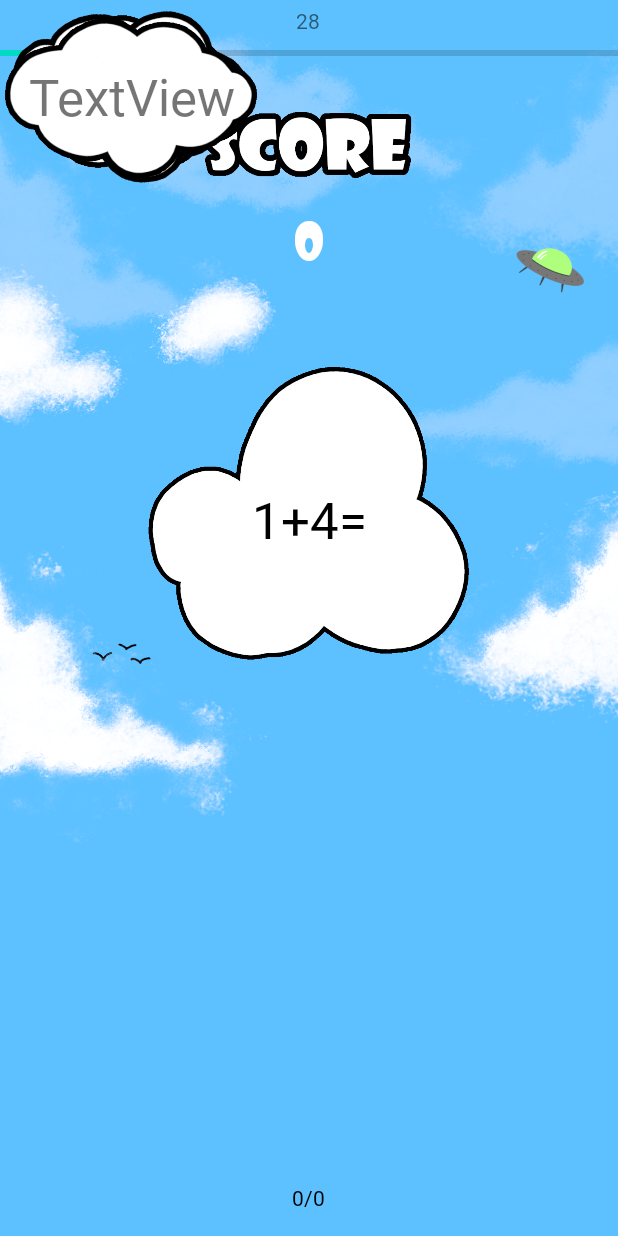
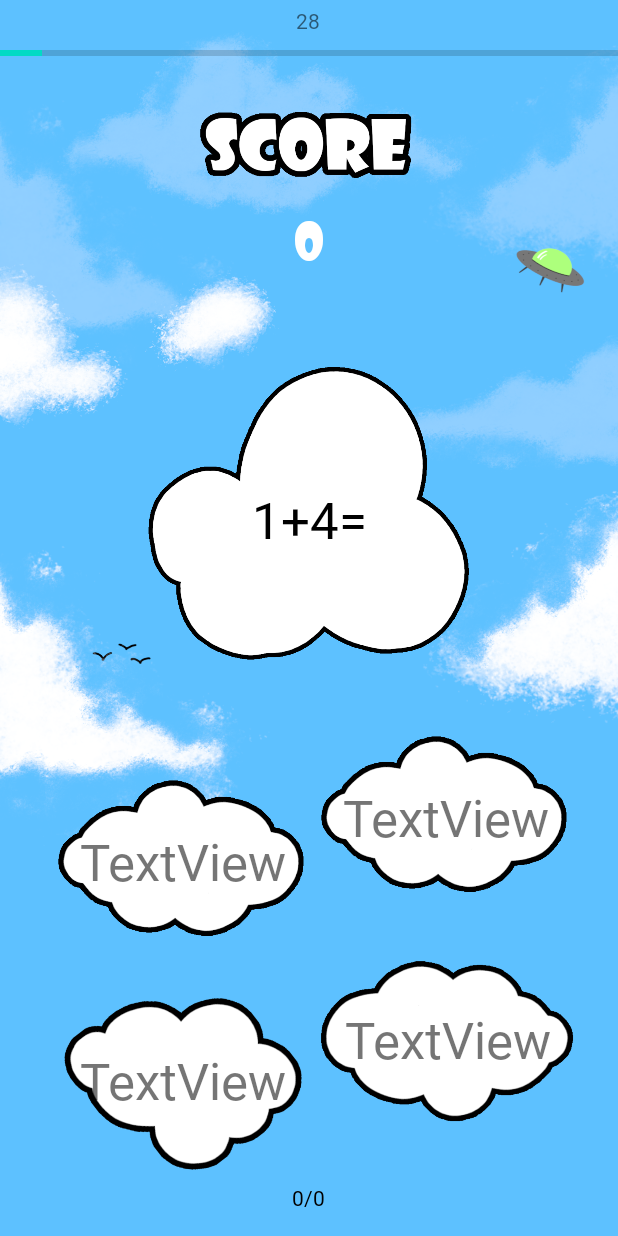
Before and after one commit to jeremyds68440/zinzins_des_math, an Android app: the SecondGameActivity screen opened directly, with no data from a screen before it, on a phone screen of 412 x 824 dp. Run offline under Robolectric (Android 15) with nearby library versions, the phone set to English and light mode, and no system bars; 17 statements that could not run were skipped.

Commit message:
design second jeu

```diff
--- a/app/src/main/res/layout/activity_second_game.xml
+++ b/app/src/main/res/layout/activity_second_game.xml
@@ -100,9 +100,13 @@
         android:id="@+id/btn_ans0"
         android:layout_width="175dp"
         android:layout_height="128dp"
-        app:srcCompat="@drawable/nuage3"
-        tools:layout_editor_absoluteX="37dp"
-        tools:layout_editor_absoluteY="442dp" />
+        app:layout_constraintBottom_toBottomOf="parent"
+        app:layout_constraintEnd_toEndOf="parent"
+        app:layout_constraintHorizontal_bias="0.144"
+        app:layout_constraintStart_toStartOf="parent"
+        app:layout_constraintTop_toTopOf="parent"
+        app:layout_constraintVertical_bias="0.733"
+        app:srcCompat="@drawable/nuage3" />
 
     <TextView
         android:id="@+id/btn_ans0_txtv"
@@ -121,9 +125,13 @@
         android:id="@+id/btn_ans1"
         android:layout_width="175dp"
         android:layout_height="128dp"
-        app:srcCompat="@drawable/nuage3"
-        tools:layout_editor_absoluteX="213dp"
-        tools:layout_editor_absoluteY="417dp" />
+        app:layout_constraintBottom_toBottomOf="parent"
+        app:layout_constraintEnd_toEndOf="parent"
+        app:layout_constraintHorizontal_bias="0.885"
+        app:layout_constraintStart_toStartOf="parent"
+        app:layout_constraintTop_toTopOf="@+id/timer"
+        app:layout_constraintVertical_bias="0.689"
+        app:srcCompat="@drawable/nuage3" />
 
     <TextView
         android:id="@+id/btn_ans1_txtv"
@@ -141,9 +149,13 @@
         android:id="@+id/btn_ans2"
         android:layout_width="175dp"
         android:layout_height="128dp"
-        app:srcCompat="@drawable/nuage2"
-        tools:layout_editor_absoluteX="37dp"
-        tools:layout_editor_absoluteY="570dp" />
+        app:layout_constraintBottom_toBottomOf="@+id/answersolus"
+        app:layout_constraintEnd_toEndOf="parent"
+        app:layout_constraintHorizontal_bias="0.144"
+        app:layout_constraintStart_toStartOf="parent"
+        app:layout_constraintTop_toTopOf="@+id/timer"
+        app:layout_constraintVertical_bias="0.951"
+        app:srcCompat="@drawable/nuage2" />
 
     <TextView
         android:id="@+id/btn_ans2_txtv"
@@ -163,9 +175,13 @@
         android:id="@+id/btn_ans3"
         android:layout_width="175dp"
         android:layout_height="128dp"
-        app:srcCompat="@drawable/nuage4"
-        tools:layout_editor_absoluteX="213dp"
-        tools:layout_editor_absoluteY="545dp" />
+        app:layout_constraintBottom_toBottomOf="parent"
+        app:layout_constraintEnd_toEndOf="parent"
+        app:layout_constraintHorizontal_bias="0.889"
+        app:layout_constraintStart_toStartOf="parent"
+        app:layout_constraintTop_toTopOf="parent"
+        app:layout_constraintVertical_bias="0.903"
+        app:srcCompat="@drawable/nuage4" />
 
     <TextView
         android:id="@+id/btn_ans3_txtv"
```
